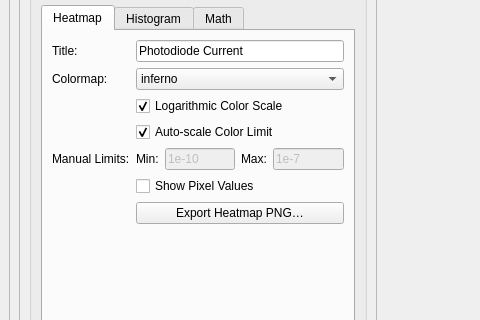
Above: Readoubt.ui from nsandor/ReadoubtSW before the change; both pictures show x 0 to 480 and y 475 to 795 of the 1074 by 936 pixel window. Below: the same form after it.
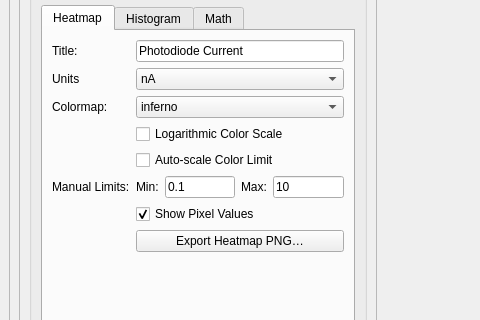
That is the form after the change.

Commit message: Unit settings

```diff
--- a/Readoubt.ui
+++ b/Readoubt.ui
@@ -317,14 +317,14 @@
                    </property>
                   </widget>
                  </item>
-                 <item row="1" column="0">
+                 <item row="2" column="0">
                   <widget class="QLabel" name="label_cmap">
                    <property name="text">
                     <string>Colormap:</string>
                    </property>
                   </widget>
                  </item>
-                 <item row="1" column="1">
+                 <item row="2" column="1">
                   <widget class="QComboBox" name="combo_colormap">
                    <item>
                     <property name="text">
@@ -363,48 +363,48 @@
                    </item>
                   </widget>
                  </item>
-                 <item row="2" column="0">
+                 <item row="3" column="0">
                   <widget class="QLabel" name="label_log">
                    <property name="text">
                     <string/>
                    </property>
                   </widget>
                  </item>
-                 <item row="2" column="1">
+                 <item row="3" column="1">
                   <widget class="QCheckBox" name="check_log_scale_heatmap">
                    <property name="text">
                     <string>Logarithmic Color Scale</string>
                    </property>
                    <property name="checked">
-                    <bool>true</bool>
+                    <bool>false</bool>
                    </property>
                   </widget>
                  </item>
-                 <item row="3" column="0">
+                 <item row="4" column="0">
                   <widget class="QLabel" name="label_auto">
                    <property name="text">
                     <string/>
                    </property>
                   </widget>
                  </item>
-                 <item row="3" column="1">
+                 <item row="4" column="1">
                   <widget class="QCheckBox" name="check_auto_scale">
                    <property name="text">
                     <string>Auto-scale Color Limit</string>
                    </property>
                    <property name="checked">
-                    <bool>true</bool>
+                    <bool>false</bool>
                    </property>
                   </widget>
                  </item>
-                 <item row="4" column="0">
+                 <item row="5" column="0">
                   <widget class="QLabel" name="label_manual_limits">
                    <property name="text">
                     <string>Manual Limits:</string>
                    </property>
                   </widget>
                  </item>
-                 <item row="4" column="1">
+                 <item row="5" column="1">
                   <layout class="QHBoxLayout" name="minmax_layout">
                    <item>
                     <widget class="QLabel" name="label_vmin">
@@ -416,10 +416,10 @@
                    <item>
                     <widget class="QLineEdit" name="edit_vmin">
                      <property name="enabled">
-                      <bool>false</bool>
+                      <bool>true</bool>
                      </property>
                      <property name="text">
-                      <string>1e-10</string>
+                      <string>0.1</string>
                      </property>
                     </widget>
                    </item>
@@ -433,43 +433,80 @@
                    <item>
                     <widget class="QLineEdit" name="edit_vmax">
                      <property name="enabled">
-                      <bool>false</bool>
+                      <bool>true</bool>
                      </property>
                      <property name="text">
-                      <string>1e-7</string>
+                      <string>10</string>
                      </property>
                     </widget>
                    </item>
                   </layout>
                  </item>
-                 <item row="5" column="0">
+                 <item row="6" column="0">
                   <widget class="QLabel" name="label_showvals">
                    <property name="text">
                     <string/>
                    </property>
                   </widget>
                  </item>
-                 <item row="5" column="1">
+                 <item row="6" column="1">
                   <widget class="QCheckBox" name="check_show_values">
                    <property name="text">
                     <string>Show Pixel Values</string>
                    </property>
+                   <property name="checked">
+                    <bool>true</bool>
+                   </property>
                   </widget>
                  </item>
-                 <item row="6" column="0">
+                 <item row="7" column="0">
                   <widget class="QLabel" name="label_export_hm">
                    <property name="text">
                     <string/>
                    </property>
                   </widget>
                  </item>
-                 <item row="6" column="1">
+                 <item row="7" column="1">
                   <widget class="QPushButton" name="btn_export_heatmap">
                    <property name="text">
                     <string>Export Heatmap PNG…</string>
                    </property>
                   </widget>
                  </item>
+                 <item row="1" column="0">
+                  <widget class="QLabel" name="label_units">
+                   <property name="text">
+                    <string>Units</string>
+                   </property>
+                  </widget>
+                 </item>
+                 <item row="1" column="1">
+                  <widget class="QComboBox" name="combo_units">
+                   <property name="currentIndex">
+                    <number>1</number>
+                   </property>
+                   <item>
+                    <property name="text">
+                     <string>pA</string>
+                    </property>
+                   </item>
+                   <item>
+                    <property name="text">
+                     <string>nA</string>
+                    </property>
+                   </item>
+                   <item>
+                    <property name="text">
+                     <string>uA</string>
+                    </property>
+                   </item>
+                   <item>
+                    <property name="text">
+                     <string>mA</string>
+                    </property>
+                   </item>
+                  </widget>
+                 </item>
                 </layout>
                </widget>
                <widget class="QWidget" name="plot_settings_stackPage2">
```
The commit also changes 2 other files.
